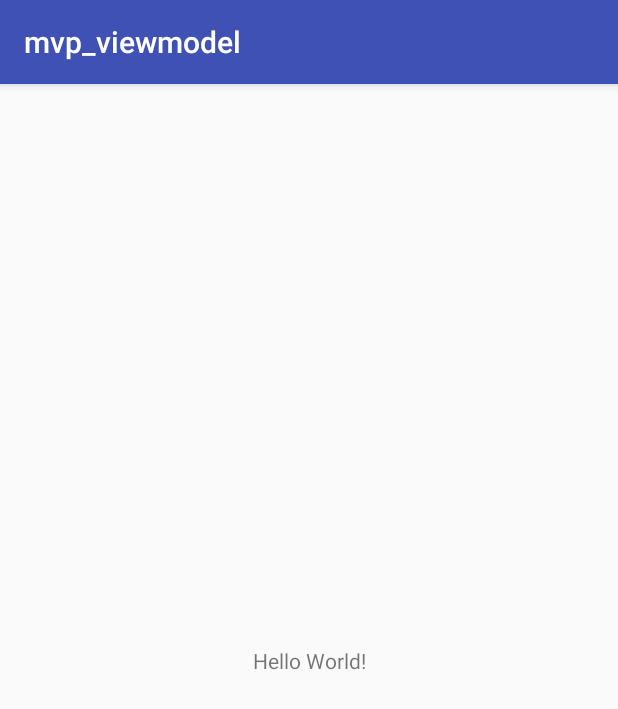
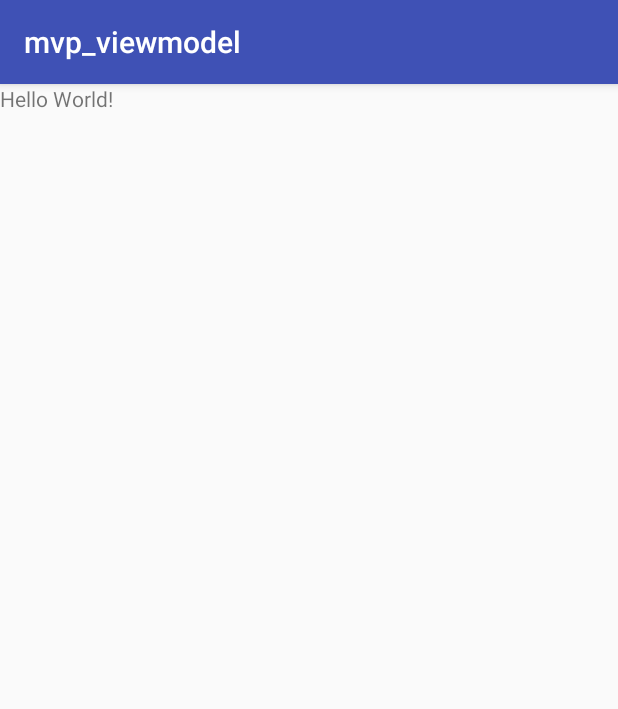
Before and after one commit to amilcar-andrade/mvp-viewmodel, an Android app: the screen it shows after launch (MainActivity), on a phone screen of 412 x 824 dp. Shown: the top 709 px of the screen. Run offline under Robolectric (Android 15) with nearby library versions, the phone set to English and light mode, and no system bars.

Commit message:
Removes constraint-layout dependency
* Not needed for this sample app

```diff
--- a/app/build.gradle
+++ b/app/build.gradle
@@ -21,6 +21,5 @@ android {
 dependencies {
     implementation fileTree(dir: 'libs', include: ['*.jar'])
     implementation 'com.android.support:appcompat-v7:26.1.0'
-    implementation 'com.android.support.constraint:constraint-layout:1.1.2'
     implementation "android.arch.lifecycle:viewmodel:1.1.1"
 }
--- a/app/src/main/res/layout/activity_main.xml
+++ b/app/src/main/res/layout/activity_main.xml
@@ -1,18 +1,15 @@
 <?xml version="1.0" encoding="utf-8"?>
-<android.support.constraint.ConstraintLayout xmlns:android="http://schemas.android.com/apk/res/android"
-    xmlns:app="http://schemas.android.com/apk/res-auto"
+<LinearLayout
+    xmlns:android="http://schemas.android.com/apk/res/android"
     xmlns:tools="http://schemas.android.com/tools"
     android:layout_width="match_parent"
     android:layout_height="match_parent"
+    android:orientation="vertical"
     tools:context="andrade.amilcar.mvp_viewmodel.MainActivity">
 
     <TextView
         android:layout_width="wrap_content"
         android:layout_height="wrap_content"
-        android:text="Hello World!"
-        app:layout_constraintBottom_toBottomOf="parent"
-        app:layout_constraintLeft_toLeftOf="parent"
-        app:layout_constraintRight_toRightOf="parent"
-        app:layout_constraintTop_toTopOf="parent" />
+        android:text="Hello World!" />
 
-</android.support.constraint.ConstraintLayout>
+</LinearLayout>
```
